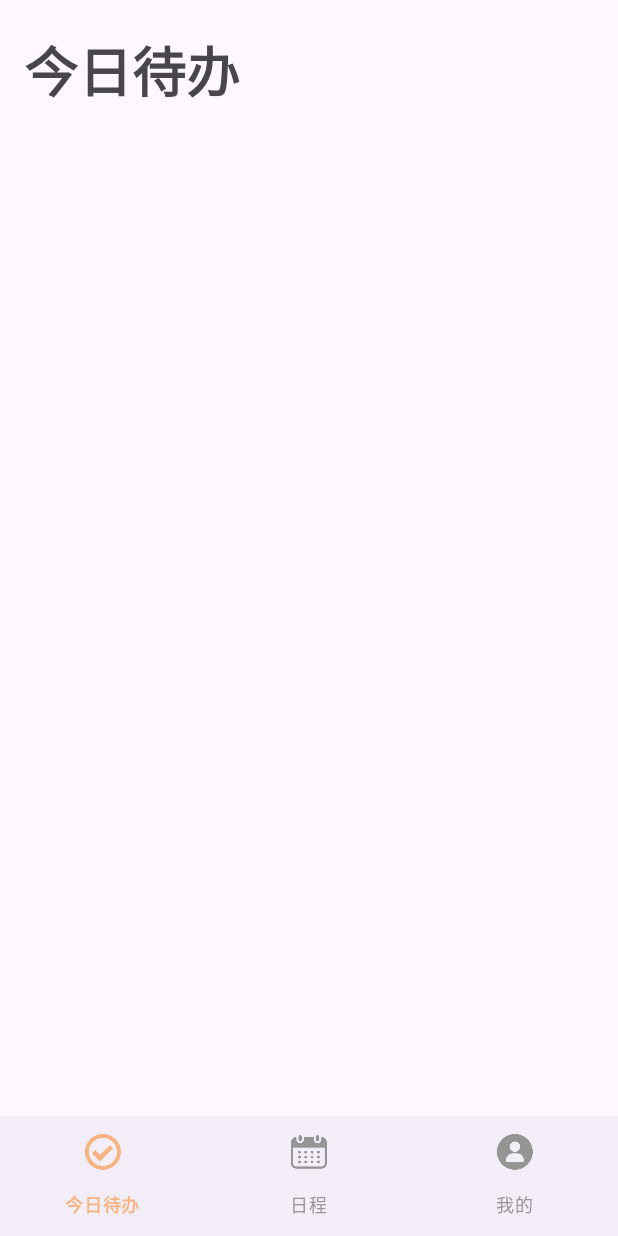
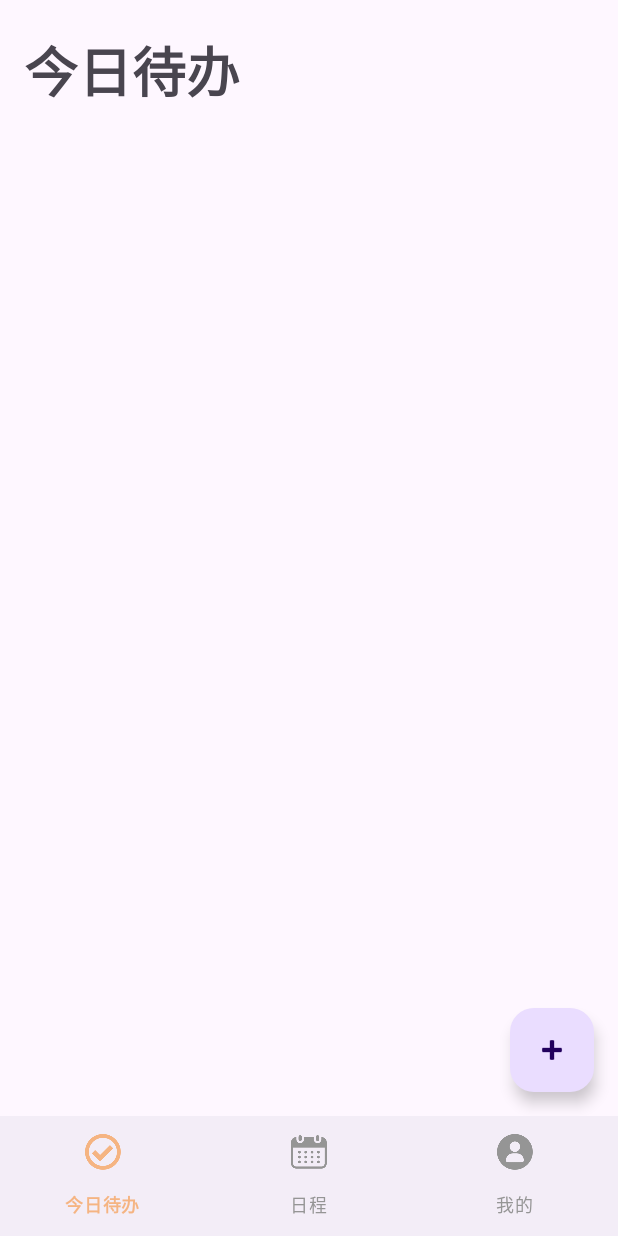
Before and after one commit to caoye04/-Planwise, an Android app: the screen it shows after launch (MainActivity), on a phone screen of 412 x 824 dp. Run offline under Robolectric (Android 15) with nearby library versions, the phone set to English and light mode, and no system bars; our stand-ins replace Room's generated code, navigation-ui.

Commit message:
fix 修复了悬浮按钮不出现的问题

```diff
--- a/code/app/src/main/res/layout/fragment_today_todo.xml
+++ b/code/app/src/main/res/layout/fragment_today_todo.xml
@@ -1,10 +1,14 @@
 <?xml version="1.0" encoding="utf-8"?>
-<LinearLayout xmlns:android="http://schemas.android.com/apk/res/android"
+
+<FrameLayout xmlns:android="http://schemas.android.com/apk/res/android"
     xmlns:tools="http://schemas.android.com/tools"
     android:layout_width="match_parent"
     android:layout_height="match_parent"
-    android:orientation="vertical"
     tools:context=".ui.fragment.TodayTodoFragment">
+    <LinearLayout
+        android:layout_width="match_parent"
+        android:layout_height="wrap_content"
+        android:orientation="vertical">
     <TextView
         android:id="@+id/text_view_title"
         android:layout_width="match_parent"
@@ -27,7 +31,7 @@
         android:text="今天没有待办事项"
         android:textAlignment="center"
         android:visibility="gone" />
-
+    </LinearLayout>
     <com.google.android.material.floatingactionbutton.FloatingActionButton
         android:id="@+id/fab_add"
         android:layout_width="wrap_content"
@@ -36,5 +40,4 @@
         android:layout_margin="16dp"
         android:contentDescription="添加新任务"
         android:src="@android:drawable/ic_input_add" />
-
-</LinearLayout>
+</FrameLayout>
```
